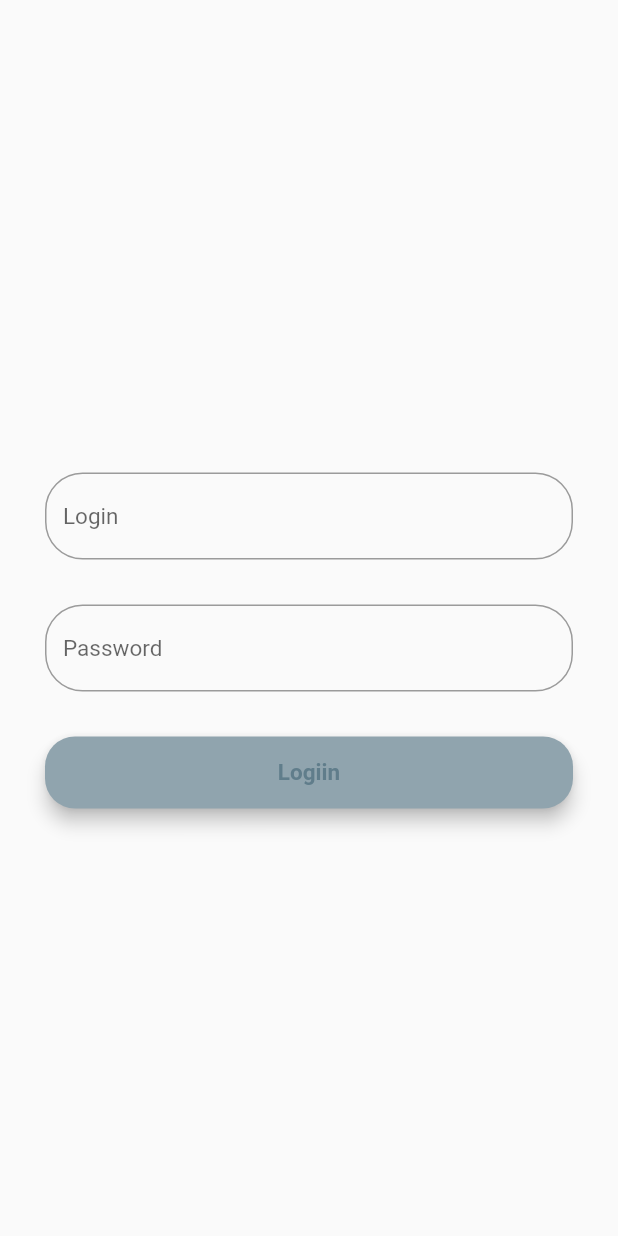
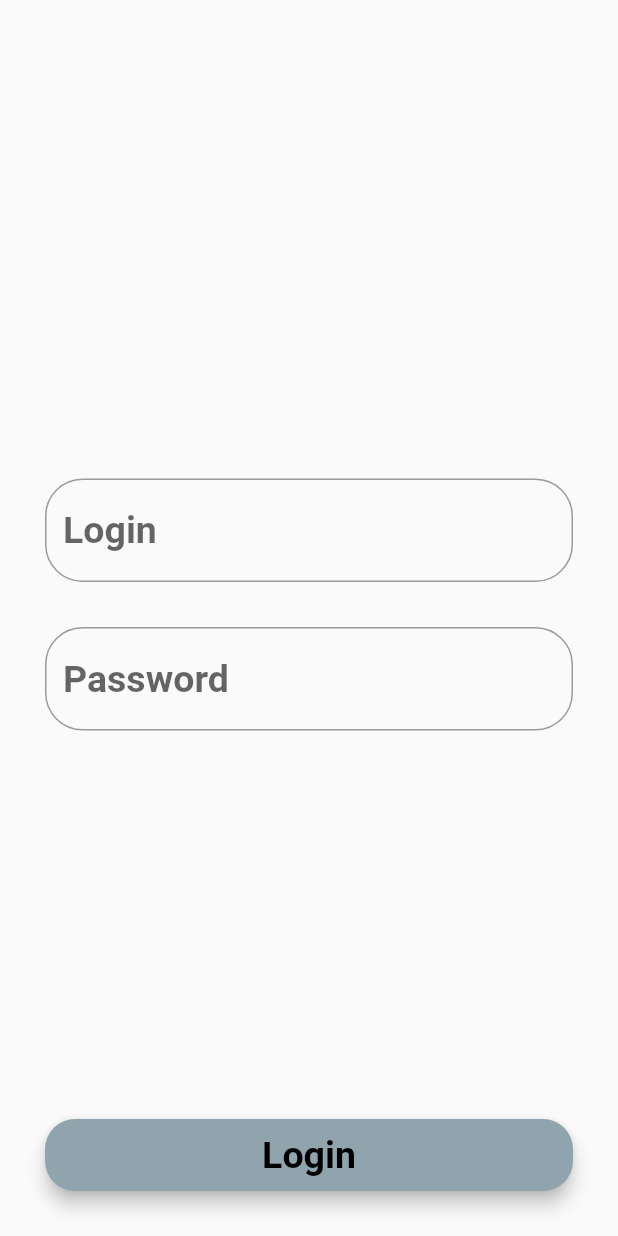
Before and after one commit to MMCS-Project-team-2019-2020/Frontend, a Flutter app: the screen it shows after launch, on a phone screen of 412 x 824 dp. Run offline on Flutter 3.47's test engine with Material 2 defaults, Android fonts, the phone set to English and light mode, and no system bars; Roboto replaces fonts that are missing (Montserrat).

Commit message:
Now we have the Login Screen!

```diff
--- /dev/null
+++ b/lib/login_screen.dart
@@ -0,0 +1,65 @@
+import 'package:flutter/material.dart';
+
+class LoginScreen extends StatefulWidget {
+  @override
+  _LoginScreenState createState() => _LoginScreenState();
+}
+
+class _LoginScreenState extends State<LoginScreen> {
+  TextStyle style = TextStyle(
+      color: Colors.lightBlueAccent,
+      fontFamily: 'Montserrat',
+      fontSize: 25,
+      fontWeight: FontWeight.bold);
+
+  @override
+  Widget build(BuildContext context) {
+    final loginField = TextField(
+      obscureText: false,
+      style: style,
+      decoration: InputDecoration(
+          hintText: 'Login',
+          border: OutlineInputBorder(borderRadius: BorderRadius.circular(25))),
+    );
+    final passwordField = TextField(
+      obscureText: true, //Hiding an input text
+      style: style,
+      decoration: InputDecoration(
+          hintText: 'Password',
+          border: OutlineInputBorder(borderRadius: BorderRadius.circular(25))),
+    );
+
+    final enterButton = Material(
+      elevation: 5,
+      borderRadius: BorderRadius.circular(20),
+      color: Colors.blueGrey[300],
+      child: MaterialButton(
+        minWidth: MediaQuery.of(context).size.width,
+        onPressed: () {}, //TODO: request
+        child: Text("Login",
+            textAlign: TextAlign.center,
+            style: style.copyWith(
+                color: Colors.black, fontWeight: FontWeight.bold)),
+      ),
+    );
+    return Scaffold(
+      body: Center(
+          child: Container(
+        padding: EdgeInsets.all(30),
+        child: Column(
+          crossAxisAlignment: CrossAxisAlignment.center,
+          mainAxisAlignment: MainAxisAlignment.spaceBetween,
+          children: <Widget>[
+            SizedBox(height: 30),
+            Column(children: <Widget>[
+              loginField,
+              SizedBox(height: 30),
+              passwordField
+            ]),
+            enterButton,
+          ],
+        ),
+      )),
+    );
+  }
+}
--- a/lib/main.dart
+++ b/lib/main.dart
@@ -1,4 +1,5 @@
 import 'package:flutter/material.dart';
+import './login_screen.dart';
 
 void main() => runApp(MyApp());
 
@@ -8,70 +9,7 @@ class MyApp extends StatelessWidget {
     return MaterialApp(
       title: "Login",
       theme: ThemeData(primaryColor: Colors.purple),
-      home: MyHomePage(title: "Login"),
+      home: LoginScreen(),
     );
   }
 }
-
-class MyHomePage extends StatefulWidget {
-  MyHomePage({Key key, this.title}) : super(key: key);
-
-  final String title;
-  @override
-  _MyHomePageState createState() => _MyHomePageState();
-}
-
-class _MyHomePageState extends State<MyHomePage> {
-  TextStyle style = TextStyle(
-      color: Colors.deepPurple[100], fontFamily: 'Montserrat', fontSize: 15);
-
-  @override
-  Widget build(BuildContext context) {
-    final login_field = TextField(
-      obscureText: false,
-      style: style,
-      decoration: InputDecoration(
-          hintText: 'Login',
-          border: OutlineInputBorder(borderRadius: BorderRadius.circular(25))),
-    );
-    final password_field = TextField(
-      obscureText: true, //Hiding an input text
-      style: style,
-      decoration: InputDecoration(
-          hintText: 'Password',
-          border: OutlineInputBorder(borderRadius: BorderRadius.circular(25))),
-    );
-
-    final enter_button = Material(
-      elevation: 5,
-      borderRadius: BorderRadius.circular(20),
-      color: Colors.blueGrey[300],
-      child: MaterialButton(
-        minWidth: MediaQuery.of(context).size.width,
-        onPressed: () {}, //TODO: request
-        child: Text("Logiin",
-            textAlign: TextAlign.center,
-            style: style.copyWith(
-                color: Colors.blueGrey, fontWeight: FontWeight.bold)),
-      ),
-    );
-    return Scaffold(
-      body: Center(
-          child: Container(
-        padding: EdgeInsets.all(30),
-        child: Column(
-          crossAxisAlignment: CrossAxisAlignment.center,
-          mainAxisAlignment: MainAxisAlignment.center,
-          children: <Widget>[
-            SizedBox(height: 30),
-            login_field,
-            SizedBox(height: 30),
-            password_field,
-            SizedBox(height: 30),
-            enter_button,
-          ],
-        ),
-      )),
-    );
-  }
-}
```
